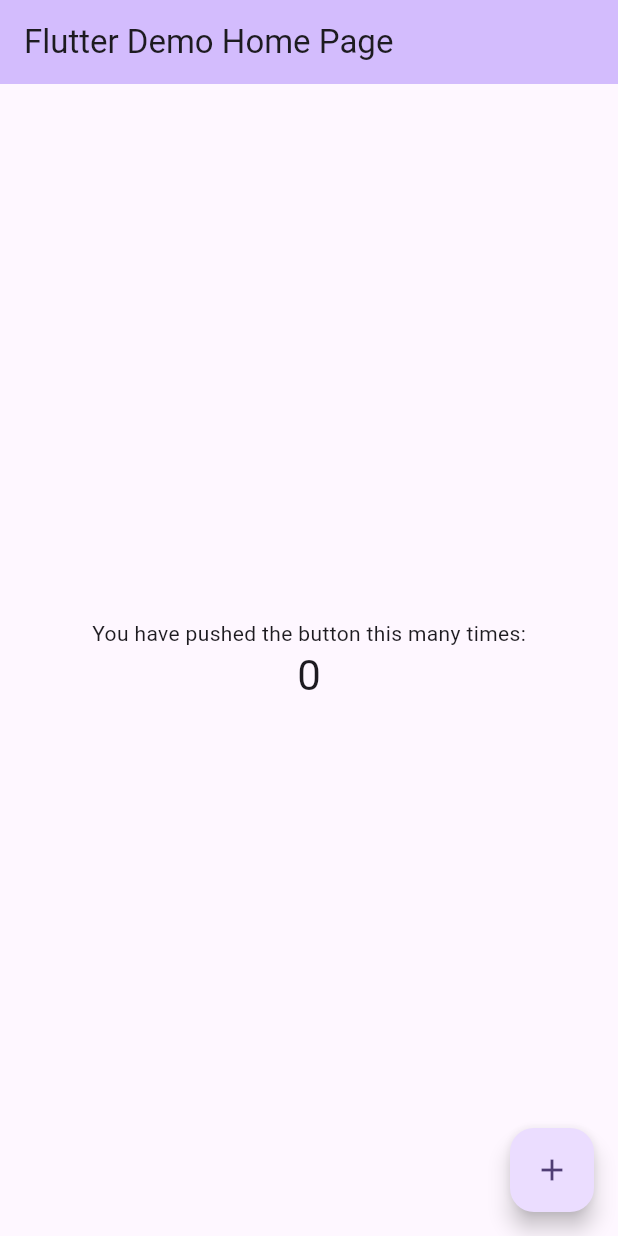
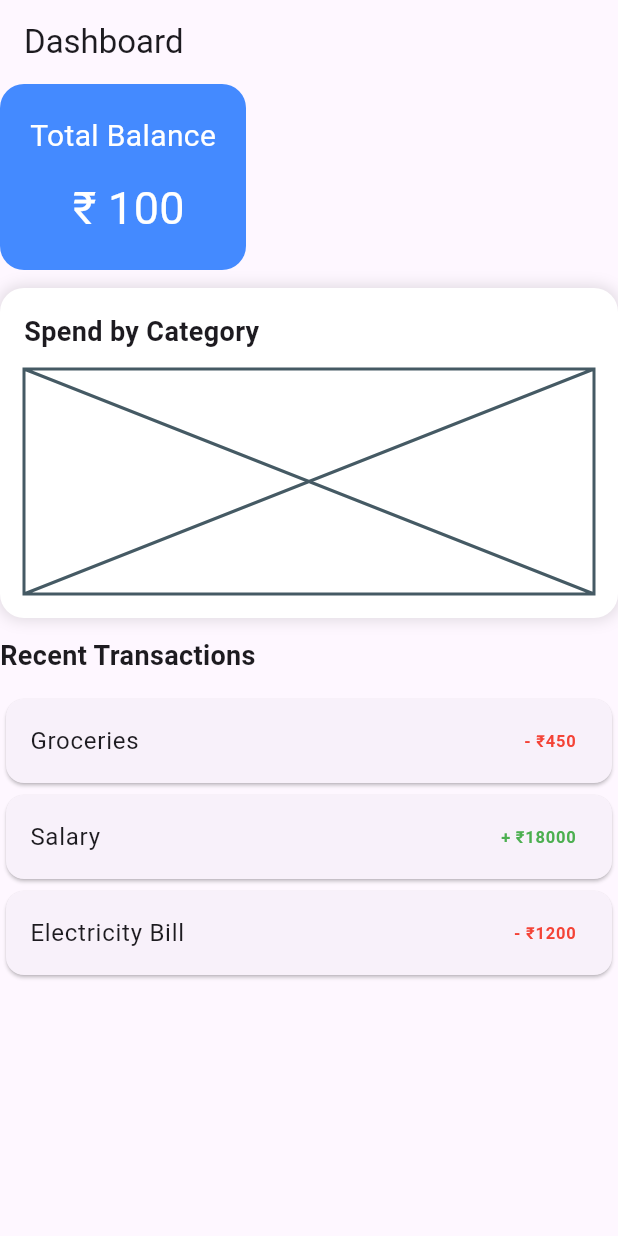
Before and after one commit to AshutoshM-21/budget_tracker, a Flutter app: the screen it shows after launch, on a phone screen of 412 x 824 dp. Run offline on Flutter 3.47's test engine with Material 3 defaults, Android fonts, the phone set to English and light mode, and no system bars; our stand-ins replace equatable.

Commit message:
feat: add domain layer entities and repository contracts

```diff
--- a/lib/features/budgets/domain/repositories/budget_repository.dart
+++ b/lib/features/budgets/domain/repositories/budget_repository.dart
@@ -0,0 +1,6 @@
+import 'package:budget_tracker/features/budgets/domain/entities/budget_entity.dart';
+
+abstract class BudgetRepository {
+  Future<void> setBudget(BudgetEntity budget);
+  Future<List<BudgetEntity>> getBudgets();
+}
--- a/lib/features/categories/domain/repositories/category_repository.dart
+++ b/lib/features/categories/domain/repositories/category_repository.dart
@@ -0,0 +1,8 @@
+import 'package:budget_tracker/features/categories/domain/entities/category_entity.dart';
+
+abstract class CategoryRepository {
+  Future<void> addCategory(CategoryEntity category);
+  Future<void> updateCategory(CategoryEntity category);
+  Future<void> deleteCategory(int id);
+  Future<List<CategoryEntity>> getCategories();
+}
--- a/lib/features/dashboard/presentation/pages/dashboard_page.dart
+++ b/lib/features/dashboard/presentation/pages/dashboard_page.dart
@@ -0,0 +1,31 @@
+import 'package:budget_tracker/features/dashboard/presentation/widgets/balance_card.dart';
+import 'package:budget_tracker/features/dashboard/presentation/widgets/recent_transactions_list.dart';
+import 'package:budget_tracker/features/dashboard/presentation/widgets/spend_chart.dart';
+import 'package:flutter/material.dart';
+
+class DashboardPage
+ extends StatelessWidget {
+  const DashboardPage
+  ({super.key});
+
+  @override
+  Widget build(BuildContext context) {
+    return Scaffold(
+      appBar: AppBar(
+        title: const Text('Dashboard'),
+      ),
+      body: const SingleChildScrollView(
+        child: Column(
+          crossAxisAlignment: CrossAxisAlignment.start,
+          children: [
+            BalanceCard(),
+            SizedBox(height: 12),
+            SpendChart(),
+            SizedBox(height: 12),
+            RecentTransactionsList(),
+          ],
+        ),
+      ),
+    );
+  }
+}
--- a/lib/features/dashboard/presentation/widgets/balance_card.dart
+++ b/lib/features/dashboard/presentation/widgets/balance_card.dart
@@ -0,0 +1,27 @@
+import 'package:flutter/material.dart';
+
+class BalanceCard extends StatelessWidget {
+  const BalanceCard({super.key});
+
+  @override
+  Widget build(BuildContext context) {
+    return Container(
+      padding: const EdgeInsets.all(20),
+      decoration: BoxDecoration(
+        color: Colors.blueAccent,
+        borderRadius: BorderRadius.circular(16),
+      ),
+      child: Column(
+        children: [
+          Text("Total Balance",
+          style: TextStyle(color: Colors.white,fontSize: 20),
+          ),
+          SizedBox(height: 12,),
+          Text(" ₹ 100",
+          style: TextStyle(color: Colors.white,fontSize: 30),
+          ),
+        ],
+      ),
+    );
+  }
+}
--- a/lib/features/dashboard/presentation/widgets/recent_transactions_list.dart
+++ b/lib/features/dashboard/presentation/widgets/recent_transactions_list.dart
@@ -0,0 +1,40 @@
+import 'package:flutter/material.dart';
+
+class RecentTransactionsList extends StatelessWidget {
+  const RecentTransactionsList({super.key});
+
+  @override
+  Widget build(BuildContext context) {
+    final List<Map<String, dynamic>> mockTransactions = [
+      {"title": "Groceries", "amount": 450, "isExpense": true},
+      {"title": "Salary", "amount": 18000, "isExpense": false},
+      {"title": "Electricity Bill", "amount": 1200, "isExpense": true},
+    ];
+
+    return Column(
+      crossAxisAlignment: CrossAxisAlignment.start,
+      children: [
+        const Text(
+          "Recent Transactions",
+          style: TextStyle(fontSize: 18, fontWeight: FontWeight.w600),
+        ),
+        const SizedBox(height: 12),
+
+        ...mockTransactions.map(
+          (tx) => Card(
+            child: ListTile(
+              title: Text(tx["title"]),
+              trailing: Text(
+                "${tx["isExpense"] ? "-" : "+"} ₹${tx["amount"]}",
+                style: TextStyle(
+                  color: tx["isExpense"] ? Colors.red : Colors.green,
+                  fontWeight: FontWeight.w600,
+                ),
+              ),
+            ),
+          ),
+        ),
+      ],
+    );
+  }
+}
--- a/lib/features/dashboard/presentation/widgets/spend_chart.dart
+++ b/lib/features/dashboard/presentation/widgets/spend_chart.dart
@@ -0,0 +1,38 @@
+import 'package:flutter/material.dart';
+
+class SpendChart extends StatelessWidget {
+  const SpendChart({super.key});
+
+  @override
+  Widget build(BuildContext context) {
+    return Container(
+      padding: const EdgeInsets.all(16),
+      decoration: BoxDecoration(
+        color: Colors.white,
+        borderRadius: BorderRadius.circular(16),
+        boxShadow: const [
+          BoxShadow(
+            color: Colors.black12,
+            blurRadius: 8,
+            spreadRadius: 1,
+          )
+        ],
+      ),
+      child: const Column(
+        crossAxisAlignment: CrossAxisAlignment.start,
+        children: [
+          Text(
+            "Spend by Category",
+            style: TextStyle(fontSize: 18, fontWeight: FontWeight.w600),
+          ),
+          SizedBox(height: 12),
+
+          // Temporary placeholder
+          Placeholder(
+            fallbackHeight: 150,
+          ),
+        ],
+      ),
+    );
+  }
+}
--- a/lib/main.dart
+++ b/lib/main.dart
@@ -1,3 +1,4 @@
+import 'package:budget_tracker/features/dashboard/presentation/pages/dashboard_page.dart';
 import 'package:flutter/material.dart';
 
 void main() {
@@ -11,112 +12,12 @@ class MyApp extends StatelessWidget {
   @override
   Widget build(BuildContext context) {
     return MaterialApp(
-      title: 'Flutter Demo',
+      title: 'Budget Tracker',
       theme: ThemeData(
-        // This is the theme of your application.
-        //
-        // TRY THIS: Try running your application with "flutter run". You'll see
-        // the application has a purple toolbar. Then, without quitting the app,
-        // try changing the seedColor in the colorScheme below to Colors.green
-        // and then invoke "hot reload" (save your changes or press the "hot
-        // reload" button in a Flutter-supported IDE, or press "r" if you used
-        // the command line to start the app).
-        //
-        // Notice that the counter didn't reset back to zero; the application
-        // state is not lost during the reload. To reset the state, use hot
-        // restart instead.
-        //
-        // This works for code too, not just values: Most code changes can be
-        // tested with just a hot reload.
+
         colorScheme: ColorScheme.fromSeed(seedColor: Colors.deepPurple),
       ),
-      home: const MyHomePage(title: 'Flutter Demo Home Page'),
+      home: const DashboardPage(),
     );
   }
 }
-
-class MyHomePage extends StatefulWidget {
-  const MyHomePage({super.key, required this.title});
-
-  // This widget is the home page of your application. It is stateful, meaning
-  // that it has a State object (defined below) that contains fields that affect
-  // how it looks.
-
-  // This class is the configuration for the state. It holds the values (in this
-  // case the title) provided by the parent (in this case the App widget) and
-  // used by the build method of the State. Fields in a Widget subclass are
-  // always marked "final".
-
-  final String title;
-
-  @override
-  State<MyHomePage> createState() => _MyHomePageState();
-}
-
-class _MyHomePageState extends State<MyHomePage> {
-  int _counter = 0;
-
-  void _incrementCounter() {
-    setState(() {
-      // This call to setState tells the Flutter framework that something has
-      // changed in this State, which causes it to rerun the build method below
-      // so that the display can reflect the updated values. If we changed
-      // _counter without calling setState(), then the build method would not be
-      // called again, and so nothing would appear to happen.
-      _counter++;
-    });
-  }
-
-  @override
-  Widget build(BuildContext context) {
-    // This method is rerun every time setState is called, for instance as done
-    // by the _incrementCounter method above.
-    //
-    // The Flutter framework has been optimized to make rerunning build methods
-    // fast, so that you can just rebuild anything that needs updating rather
-    // than having to individually change instances of widgets.
-    return Scaffold(
-      appBar: AppBar(
-        // TRY THIS: Try changing the color here to a specific color (to
-        // Colors.amber, perhaps?) and trigger a hot reload to see the AppBar
-        // change color while the other colors stay the same.
-        backgroundColor: Theme.of(context).colorScheme.inversePrimary,
-        // Here we take the value from the MyHomePage object that was created by
-        // the App.build method, and use it to set our appbar title.
-        title: Text(widget.title),
-      ),
-      body: Center(
-        // Center is a layout widget. It takes a single child and positions it
-        // in the middle of the parent.
-        child: Column(
-          // Column is also a layout widget. It takes a list of children and
-          // arranges them vertically. By default, it sizes itself to fit its
-          // children horizontally, and tries to be as tall as its parent.
-          //
-          // Column has various properties to control how it sizes itself and
-          // how it positions its children. Here we use mainAxisAlignment to
-          // center the children vertically; the main axis here is the vertical
-          // axis because Columns are vertical (the cross axis would be
-          // horizontal).
-          //
-          // TRY THIS: Invoke "debug painting" (choose the "Toggle Debug Paint"
-          // action in the IDE, or press "p" in the console), to see the
-          // wireframe for each widget.
-          mainAxisAlignment: MainAxisAlignment.center,
-          children: <Widget>[
-            const Text('You have pushed the button this many times:'),
-            Text(
-              '$_counter',
-              style: Theme.of(context).textTheme.headlineMedium,
-            ),
-          ],
-        ),
-      ),
-      floatingActionButton: FloatingActionButton(
-        onPressed: _incrementCounter,
-        tooltip: 'Increment',
-        child: const Icon(Icons.add),
-      ), // This trailing comma makes auto-formatting nicer for build methods.
-    );
-  }
-}
```
Also changed, not shown: lib/features/budgets/domain/entities/budget_entity.dart (+18 -0 lines), lib/features/categories/domain/entities/category_entity.dart (+18 -0 lines), lib/features/dashboard/domain/entities/dashboard_summary_entity.dart (+17 -0 lines), lib/features/dashboard/domain/repositories/dashboard_repository.dart (+7 -0 lines), lib/features/transactions/domain/entities/transaction_entity.dart (+22 -0 lines), lib/features/transactions/domain/repositories/transaction_repository.dart (+9 -0 lines), 3 other files.
